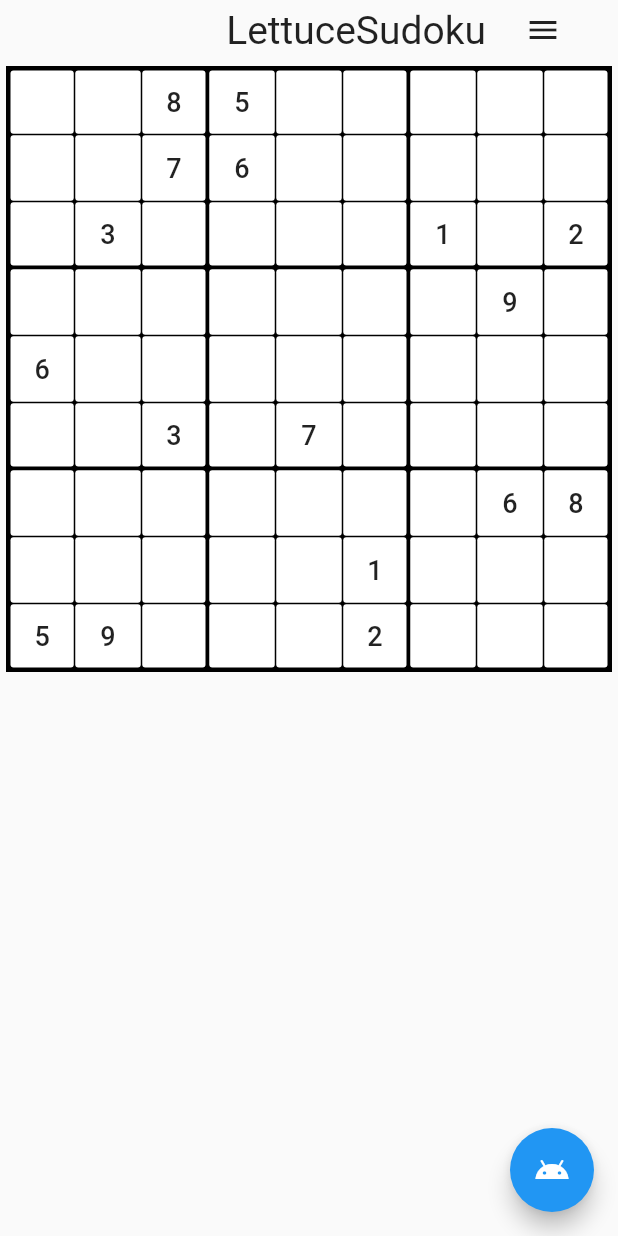
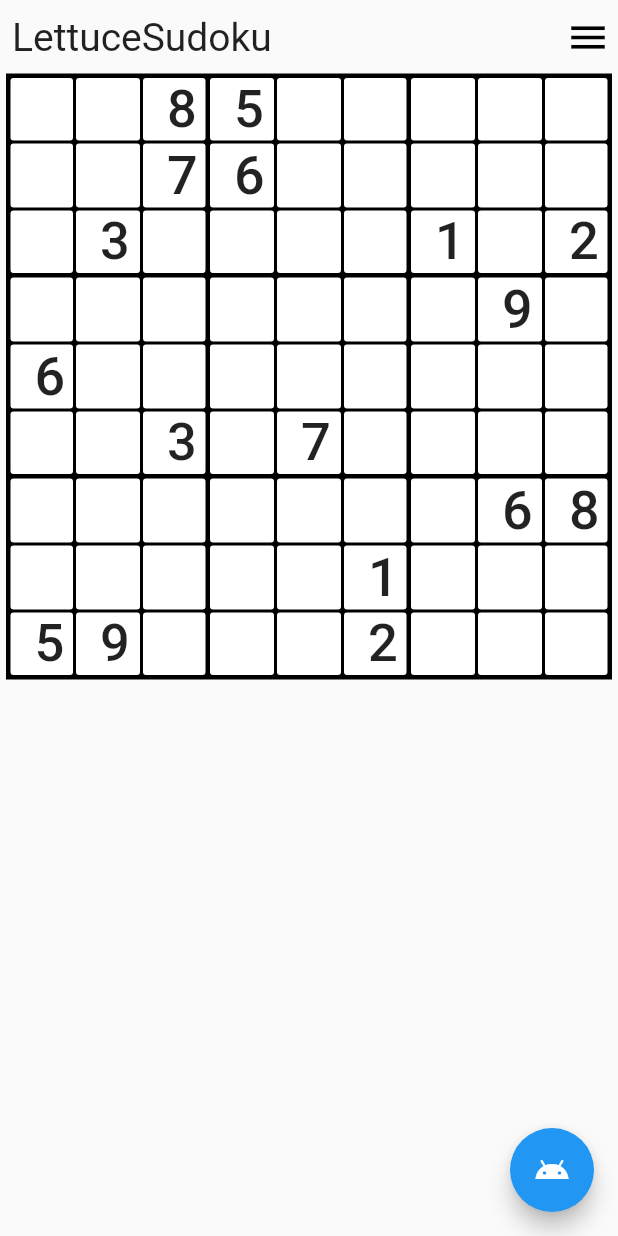
Before and after one commit to lettucebowler/flutterdoku, a Flutter app: the screen it shows after launch, on a phone screen of 412 x 824 dp. Run offline on Flutter 3.47's test engine with Material 2 defaults, Android fonts, the phone set to English and light mode, and no system bars; drawn by our look-alikes of auto_size_text; Roboto replaces fonts that are missing (FiraCode-Bold).

Commit message:
more layout changes

```diff
--- a/lib/main.dart
+++ b/lib/main.dart
@@ -1,6 +1,7 @@
 import 'package:flutter/cupertino.dart';
 import 'package:flutter/material.dart';
 import 'package:flutter/rendering.dart';
+import 'package:auto_size_text/auto_size_text.dart';
 import 'domains/sudoku/SudokuProblem.dart';
 import 'domains/sudoku/SudokuState.dart';
 import 'dart:ui';
@@ -58,6 +59,7 @@ class MyHomePage extends StatefulWidget {
 class _MyHomePageState extends State<MyHomePage> {
   SudokuProblem problem;
   GridView board;
+  List button_grid;
   var menuHeight = 70;
 
 
@@ -65,6 +67,9 @@ class _MyHomePageState extends State<MyHomePage> {
     setState(() {
       problem = SudokuProblem();
     });
+  }
+
+  void _highLightOnClick() {
   }
 
   double getConstraint() {
@@ -80,7 +85,7 @@ class _MyHomePageState extends State<MyHomePage> {
     int col = index % problem.board_size;
 
     double thickness = 2;
-    double defaultThickness = 0.5;
+    double defaultThickness = 1;
     double right = defaultThickness;
     double top = defaultThickness;
     double left = defaultThickness;
@@ -114,7 +119,6 @@ class _MyHomePageState extends State<MyHomePage> {
     SudokuState currentState = problem.getCurrentState();
     List currentBoard = currentState.getTiles();
     board = GridView.count(
-//        color: Colors.black,
         padding: EdgeInsets.all(1),
         crossAxisCount: problem.board_size,
         childAspectRatio: 1,
@@ -124,39 +128,34 @@ class _MyHomePageState extends State<MyHomePage> {
           var cellNum = currentBoard[row][col];
           String toPlace = cellNum == 0 ? '' : cellNum.toString();
 
-          return Container(
+          Container button = Container(
             padding: getBoardPadding(index),
             child: FlatButton(
               color: Colors.white,
               hoverColor: Colors.teal[400],
               splashColor: Colors.deepOrange,
               onPressed: () {
-
               },
-              child: Center(
-                child: Text(
+//              child: Expanded(
+                child: AutoSizeText(
                   toPlace,
                   textAlign: TextAlign.center,
+                  maxLines: 1,
                   style: TextStyle(
                     fontFamily: 'FiraCode-Bold',
-                    fontSize: 18,
+                    fontSize: 40,
                   ),
                 ),
               ),
-            ),
+//            ),
           );
+          return button;
         })
     );
 
     return Scaffold(
-//      backgroundColor: Colors.black,
-//      appBar: AppBar(
-//        // Here we take the value from the MyHomePage object that was created by
-//        // the App.build method, and use it to set our appbar title.
-//        title: Text(widget.title),
-//      ),
       body: Container(
-          padding: EdgeInsets.only(top: MediaQuery.of(context).padding.top),
+          padding: EdgeInsets.only(top: MediaQuery.of(context).padding.top + 5),
           height: MediaQuery.of(context).size.height - MediaQuery.of(context).padding.top - MediaQuery.of(context).padding.bottom,
           width: MediaQuery.of(context).size.width,
           child: Column (
@@ -164,26 +163,29 @@ class _MyHomePageState extends State<MyHomePage> {
             children: <Widget>[
               Container(
                 height: 40,
-//                padding: EdgeInsets.only(left: 8),
+                padding: EdgeInsets.only(left: 8),
                 child: Row(
                   mainAxisAlignment: MainAxisAlignment.end,
                   children: <Widget>[
-                    Text(
-                      'LettuceSudoku',
-                      textAlign: TextAlign.center,
-                      style: TextStyle(
-                        fontFamily: 'FiraCode-Bold',
-                        fontSize: 26,
+                    Expanded(
+                      child: Text(
+                        'LettuceSudoku',
+                        textAlign: TextAlign.left,
+                        style: TextStyle(
+                          fontFamily: 'FiraCode-Bold',
+                          fontSize: 26,
+                        ),
                       ),
                     ),
-                    FlatButton.icon(
-                      icon: Icon(Icons.menu),
-                      label: Text(
-                        '',
+                    InkWell(
+                      hoverColor: Colors.teal[400],
+                      splashColor: Colors.deepOrange,
+                      child: Container(
+                        height: 40,
+                        width: 40,
+                        child: Icon(Icons.menu, color: Colors.black, size: 30),
                       ),
-                      onPressed: () {
-
-                      },
+                      onTap: () {},
                     ),
                   ],
                 ),
--- a/pubspec.yaml
+++ b/pubspec.yaml
@@ -28,6 +28,7 @@ dependencies:
   # The following adds the Cupertino Icons font to your application.
   # Use with the CupertinoIcons class for iOS style icons.
   cupertino_icons: ^0.1.3
+  auto_size_text: ^2.1.0
 
 dev_dependencies:
   flutter_test:
```
Also changed, not shown: pubspec.lock.
